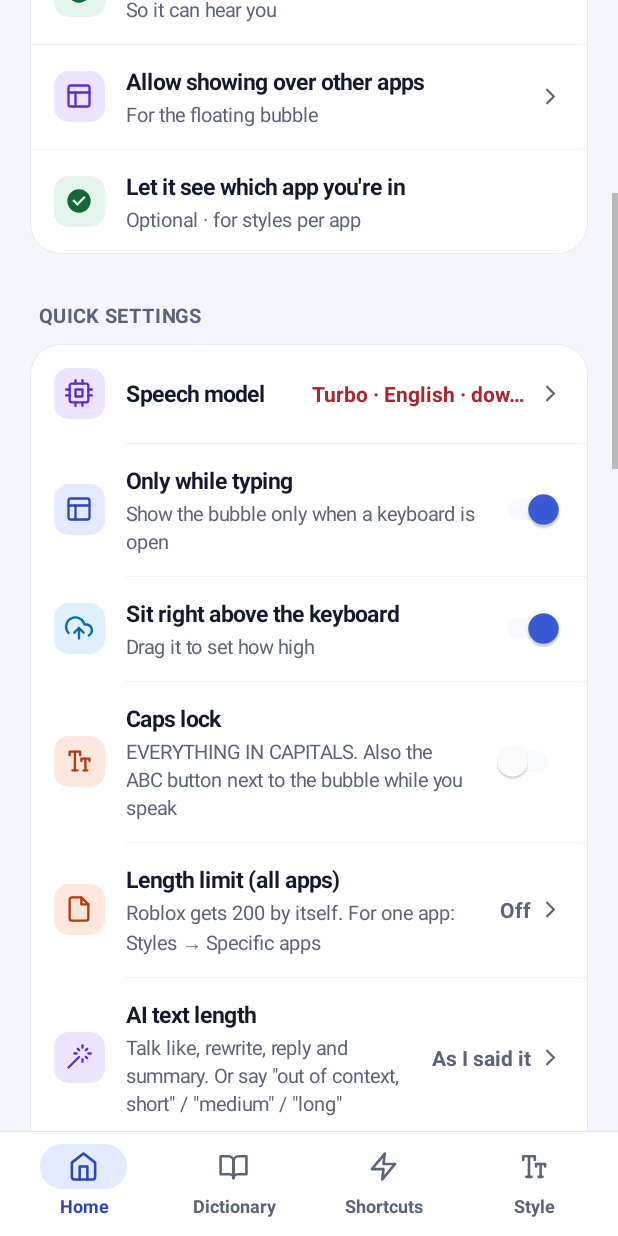
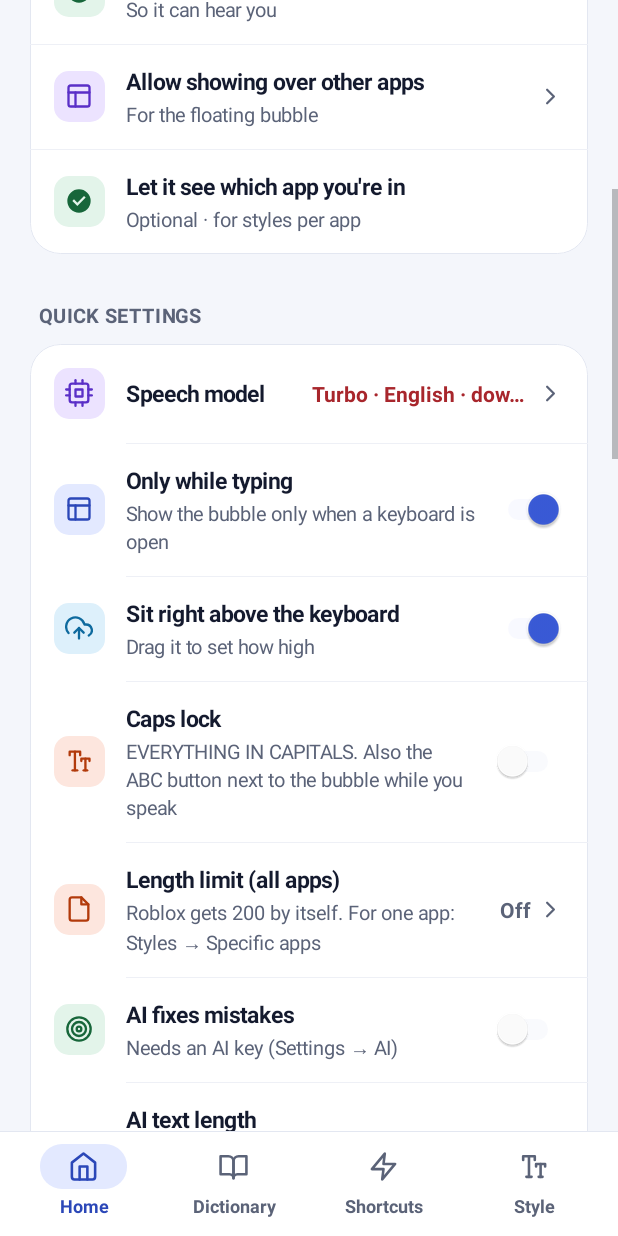
Before and after one commit to alonhasfri/combo-checker, an Android app: the screen it shows after launch (MainActivity), scrolled down 527 dp, on a phone screen of 412 x 824 dp. Run offline under Robolectric (Android 15) with nearby library versions, the phone set to English and light mode, and no system bars; libraries missing offline, so code that uses them is left out: com.anthropic.client, com.anthropic.core, com.anthropic.errors, com.anthropic.models.

Commit message:
Voice Bubble: Most accurate (large-v3 turbo) Whisper model; optional AI pass that fixes misheard words
Co-Authored-By: Claude Opus 5.5 <noreply@anthropic.com>
Claude-Session: https://claude.ai/code/session_01QaaPNRw78REHwujBhFean9

```diff
--- a/voice-bubble/app/src/main/java/com/voicebubble/BubbleService.kt
+++ b/voice-bubble/app/src/main/java/com/voicebubble/BubbleService.kt
@@ -736,6 +736,11 @@ class BubbleService : Service() {
             var problem: String? = null
             // "Talk like …" mode: every dictation rewritten in that voice.
             val persona = prefs.persona
+            // AI fixes misheard words (not needed when the AI rewrites or translates it anyway).
+            if (text != null && prefs.aiFix && persona == null && s.aiTarget == null && Ai.hasKey(this) &&
+                text.split(" ").size >= 3) {
+                text = runCatching { Ai.fixMistakes(this, text!!, Words.prompt(this).trimEnd('.')) }.getOrDefault(text)
+            }
             if (text != null && Royal.wanted(persona) && (prefs.instantRoyal || !Ai.hasKey(this))) {
                 text = Royal.apply(text)   // instant, no AI
             } else if (text != null && persona != null && Ai.hasKey(this)) {
--- a/voice-bubble/app/src/main/java/com/voicebubble/MainActivity.kt
+++ b/voice-bubble/app/src/main/java/com/voicebubble/MainActivity.kt
@@ -215,6 +215,9 @@ class MainActivity : Screen() {
         rows += Ui.row(this, R.drawable.ui_file, "orange", "Length limit (all apps)",
             value = if (prefs.maxChars > 0) "${prefs.maxChars}" else "Off",
             sub = "Roblox gets 200 by itself. For one app: Styles → Specific apps") { pickLimit(this) { render() } }
+        rows += Ui.switchRow(this, R.drawable.ui_target, "green", "AI fixes mistakes",
+            if (Ai.hasKey(this)) "Fixes misheard words from the context. Adds about a second"
+            else "Needs an AI key (Settings → AI)", prefs.aiFix) { on -> prefs.aiFix = on }
         rows += Ui.row(this, R.drawable.ui_wand, "purple", "AI text length", value = Ai.lengthName(prefs.aiLength),
             sub = "Talk like, rewrite, reply and summary. Or say \"${prefs.commandWord}, short\" / \"medium\" / \"long\"") {
             val names = Ai.lengths.map { it.second }.toTypedArray()
--- a/voice-bubble/app/src/main/java/com/voicebubble/ModelActivity.kt
+++ b/voice-bubble/app/src/main/java/com/voicebubble/ModelActivity.kt
@@ -45,6 +45,7 @@ class ModelActivity : Screen() {
             val head = LinearLayout(this).apply { orientation = LinearLayout.HORIZONTAL; gravity = Gravity.CENTER_VERTICAL }
             val accurate = m.id.startsWith("small")
             head.addView(when {
+                m.id.startsWith("large") -> Ui.tile(this, R.drawable.ui_target, "red")
                 m.id.startsWith("turbo") -> Ui.tile(this, R.drawable.ui_spark, "red")
                 accurate -> Ui.tile(this, R.drawable.ui_target, "purple")
                 else -> Ui.tile(this, R.drawable.ui_zap, "orange")
--- a/voice-bubble/app/src/main/java/com/voicebubble/Prefs.kt
+++ b/voice-bubble/app/src/main/java/com/voicebubble/Prefs.kt
@@ -17,6 +17,9 @@ data class Model(
 
 object Models {
     val all = listOf(
+        Model("large-turbo", "Most accurate (large)",
+            "Whisper large-v3 turbo · 574 MB · far fewer mistakes than the others, all languages · fast phones",
+            "ggml-large-v3-turbo-q5_0.bin", 574_041_195L, fastOnly = true),
         Model("small.en-fast", "Fastest accurate · English (for your phone)",
             "Whisper small, English only · 264 MB · uses your phone's fast maths instructions",
             "ggml-small.en-q8_0.bin", 264_477_561L, englishOnly = true, fastOnly = true),
@@ -144,6 +147,10 @@ class Prefs(private val ctx: Context) {
     var aiLength: String
         get() = p.getString("aiLength", "")!!
         set(v) = p.edit().putString("aiLength", v).apply()
+    /** After you talk, the AI fixes misheard words from the context (needs an AI key). */
+    var aiFix: Boolean
+        get() = p.getBoolean("aiFix", false)
+        set(v) = p.edit().putBoolean("aiFix", v).apply()
     /** With a Claude key: quicker answers from Claude Haiku 5.5 instead of Claude Opus 5.5. */
     var aiFast: Boolean
         get() = p.getBoolean("aiFast", false)
```
Also changed, not shown: voice-bubble/app/src/main/java/com/voicebubble/Ai.kt (+18 -0 lines).
